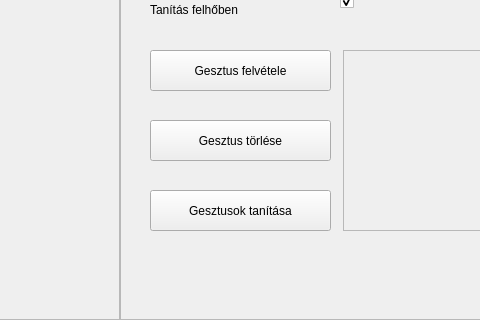
The window that App/Views/trainOptionsForm.ui (Excal21/GestureBoard) describes before a commit, drawn with Qt 5; both pictures show x 160 to 640 and y 90 to 410 of the 800 by 410 pixel window.
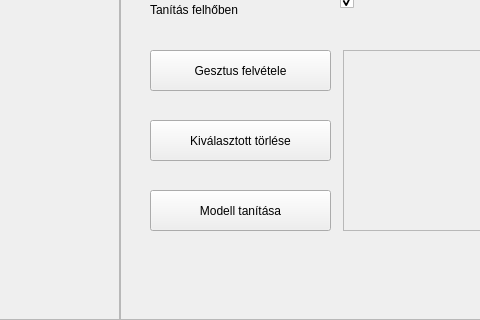
The same window after the commit.

```diff
--- a/App/Views/trainOptionsForm.ui
+++ b/App/Views/trainOptionsForm.ui
@@ -119,7 +119,7 @@
      </rect>
     </property>
     <property name="text">
-     <string>Gesztusok tanítása</string>
+     <string>Modell tanítása</string>
     </property>
    </widget>
    <widget class="QPushButton" name="btnDelete">
@@ -132,7 +132,7 @@
      </rect>
     </property>
     <property name="text">
-     <string>Gesztus törlése</string>
+     <string>Kiválasztott törlése</string>
     </property>
    </widget>
    <widget class="QScrollArea" name="scrollArea">
```
